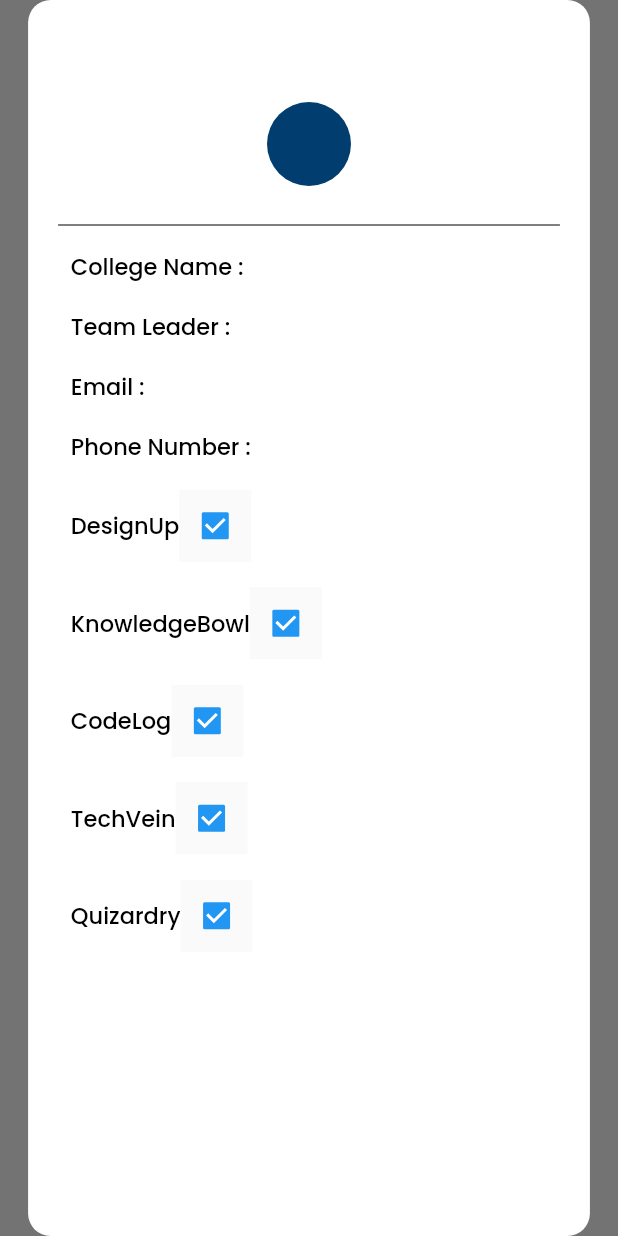
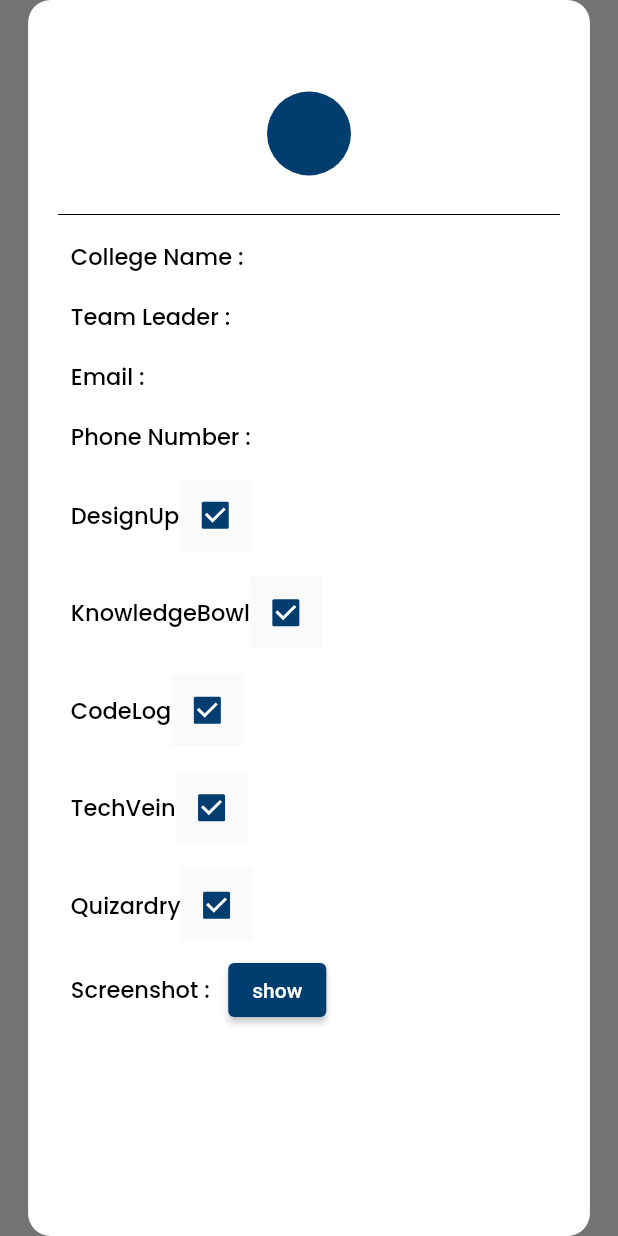
Before and after one commit to naveenkumar-1234/mzcet_teamapk, a Flutter app: what showDetails() shows on an empty page, opened directly with empty values, on a phone screen of 412 x 824 dp. Run offline on Flutter 3.47's test engine with Material 2 defaults, Android fonts, the phone set to English and light mode, and no system bars; our stand-ins replace google_fonts; network calls fail.

```diff
--- a/lib/functions/buildUser.dart
+++ b/lib/functions/buildUser.dart
@@ -17,6 +17,7 @@ buildUsers(List<User> users) => Padding(
             },
             child: Card(
               child: ListTile(
+                trailing: (user.screenshot==null)?Icon(Icons.error,color: Colors.red,):Icon(Icons.verified_rounded,color: Colors.green,),
                 shape: RoundedRectangleBorder(
                     borderRadius: BorderRadius.circular(30)),
                 leading: CircleAvatar(
--- a/lib/functions/showusers.dart
+++ b/lib/functions/showusers.dart
@@ -1,9 +1,11 @@
+import 'package:auto_size_text/auto_size_text.dart';
 import 'package:demo/export/import.dart';
 
 void showDetails(BuildContext context, User user) {
   showDialog(
       context: context,
       builder: (BuildContext context) {
+
         return Stack(
           children: [
             Center(
@@ -19,15 +21,23 @@ void showDetails(BuildContext context, User user) {
                     child: Column(
                         crossAxisAlignment: CrossAxisAlignment.start,
                         children: [
-                          Center(
-                            child: Text(
-                              user.teamName,
-                              style: GoogleFonts.robotoSlab(
-                                color: Colors.black,
-                                fontWeight: FontWeight.bold,
-                                fontSize: 30,
+                          Row(
+                            mainAxisAlignment: MainAxisAlignment.center,
+                            children: [
+                              FittedBox(
+                                fit: BoxFit.contain,
+                                child: AutoSizeText(
+                                  minFontSize: 25,
+                                  maxFontSize: 30,
+                                  user.teamName,
+                                  style: GoogleFonts.robotoSlab(
+                                    color: Colors.black,
+                                    fontWeight: FontWeight.bold,
+                                    // fontSize: 30,
+                                  ),
+                                ),
                               ),
-                            ),
+                            ],
                           ),
                           Center(
                             child: Padding(
@@ -50,40 +60,28 @@ void showDetails(BuildContext context, User user) {
                             padding: const EdgeInsets.all(8.5),
                             child: Text(
                               "College Name : ${user.collegeName}",
-                              style: GoogleFonts.poppins(
-                                  fontSize: 15,
-                                  fontWeight: FontWeight.w500,
-                                  color: Colors.black),
+                              style: DefaultStyle,
                             ),
                           ),
                           Padding(
                             padding: const EdgeInsets.all(8.5),
                             child: Text(
                               "Team Leader : ${user.teamLeader}",
-                              style: GoogleFonts.poppins(
-                                  fontSize: 15,
-                                  fontWeight: FontWeight.w500,
-                                  color: Colors.black),
+                              style: DefaultStyle,
                             ),
                           ),
                           Padding(
                             padding: const EdgeInsets.all(8.5),
                             child: Text(
                               "Email : ${user.email}",
-                              style: GoogleFonts.poppins(
-                                  fontSize: 15,
-                                  fontWeight: FontWeight.w500,
-                                  color: Colors.black),
+                              style: DefaultStyle,
                             ),
                           ),
                           Padding(
                             padding: const EdgeInsets.all(8.5),
                             child: Text(
                               "Phone Number : ${user.phoneNumber.toString()}",
-                              style: GoogleFonts.poppins(
-                                  fontSize: 15,
-                                  fontWeight: FontWeight.w500,
-                                  color: Colors.black),
+                              style: DefaultStyle,
                             ),
                           ),
                           Padding(
@@ -121,6 +119,20 @@ void showDetails(BuildContext context, User user) {
                               eventname: "Quizardry",
                             ),
                           ),
+                          Row(
+                            children: [
+                              Padding(
+                                padding: const EdgeInsets.all(8.5),
+                                child: Text("Screenshot : " , style: DefaultStyle,),
+                              ),
+                              (user.screenshot == null)?Text("Screenshot not attached" , style: DefaultStyle,):ElevatedButton(
+                                  style: ButtonStyle(backgroundColor: MaterialStatePropertyAll(Color(0xff013d6f),)),
+                                  onPressed: (){
+                                Navigator.pop(context);
+                                Navigator.push(context, MaterialPageRoute(builder: (context)=>ScreenshotPage(imageUrl: user.screenshot!,)));
+                              }, child: Text("show"))
+                            ],
+                          )
                         ]),
                   ),
                 ),
@@ -130,3 +142,32 @@ void showDetails(BuildContext context, User user) {
         );
       });
 }
+
+class ScreenshotPage extends StatefulWidget {
+  final String imageUrl;
+  const ScreenshotPage({super.key , required this.imageUrl});
+
+  @override
+  State<ScreenshotPage> createState() => _ScreenshotPageState();
+}
+
+class _ScreenshotPageState extends State<ScreenshotPage> {
+  @override
+  Widget build(BuildContext context) {
+    return Scaffold(
+      body: Center(
+        child: Container(
+          color: Colors.white,
+          child: Image.network("https://mzcet.in/techquest23"+widget.imageUrl,
+          errorBuilder: (BuildContext context, Object exception,
+              StackTrace? stackTrace) {
+        return Text("Unable to load Image 😕",style: DefaultStyle,);
+        },
+          ),
+        ),
+      ),
+    );
+  }
+
+
+}
--- a/lib/model/user.dart
+++ b/lib/model/user.dart
@@ -11,6 +11,7 @@ class User {
   final String? designup;
   final String? knowlegde;
   final String? quizarddy;
+  final String? screenshot;
 
   User({
     required this.techvein,
@@ -25,6 +26,7 @@ class User {
     required this.email,
     // ignore: non_constant_identifier_names
     required this.techquest_id,
+    required this.screenshot
   });
 
   factory User.fromJson(Map<String, dynamic> json) {
@@ -39,7 +41,10 @@ class User {
         email: json['Email'],
         techquest_id: json['techquest_id'],
         teamName: json['TeamName'],
-        collegeName: json['CollegeName']);
+        collegeName: json['CollegeName'],
+        screenshot : json['ScreenShot']
+    );
+
   }
   // Map<String, dynamic> toJson() {
   //   final Map<String, dynamic> user = <String, dynamic>{};
--- a/lib/reusables.dart
+++ b/lib/reusables.dart
@@ -23,6 +23,7 @@ class _CustomCheckerState extends State<CustomChecker> {
       ),
       Material(
         child: Checkbox(
+          activeColor: const Color(0xff013d6f),
             value: (widget.event == null) ? false : true, onChanged: (val) {}),
       )
     ]);
@@ -44,7 +45,7 @@ class _TeamDetailsState extends State<TeamDetails> {
     return Padding(
       padding: const EdgeInsets.all(8.0),
       child: Text(
-        '${widget.details.toString()}',
+        widget.details.toString(),
         style: GoogleFonts.poppins(
             fontSize: 15, fontWeight: FontWeight.w500, color: Colors.black),
       ),
--- a/lib/screen/homeScreen.dart
+++ b/lib/screen/homeScreen.dart
@@ -93,7 +93,7 @@ class _HomeState extends State<Home> {
                   } else if (snapshot.hasData) {
                     final users = snapshot.data!;
                     return buildUsers(
-                        (filterUser.isEmpty) ? users : filterUser);
+                        (filterUser.isEmpty && _searchController.value.text == "") ? users : filterUser);
                   } else {
                     return const Text("No data there");
                   }
--- a/lib/style.dart
+++ b/lib/style.dart
@@ -1,3 +1,9 @@
 import 'package:flutter/material.dart';
+import 'package:google_fonts/google_fonts.dart';
 
 const IconData group = IconData(0xe2eb, fontFamily: 'MaterialIcons');
+
+var DefaultStyle = GoogleFonts.poppins(
+    fontSize: 15,
+    fontWeight: FontWeight.w500,
+    color: Colors.black);
--- a/pubspec.yaml
+++ b/pubspec.yaml
@@ -34,6 +34,7 @@ dependencies:
   google_fonts:
   cupertino_icons: ^1.0.2
   http: ^1.1.0
+  auto_size_text: ^3.0.0
 
 dev_dependencies:
   flutter_test:
```
Also changed, not shown: pubspec.lock.
